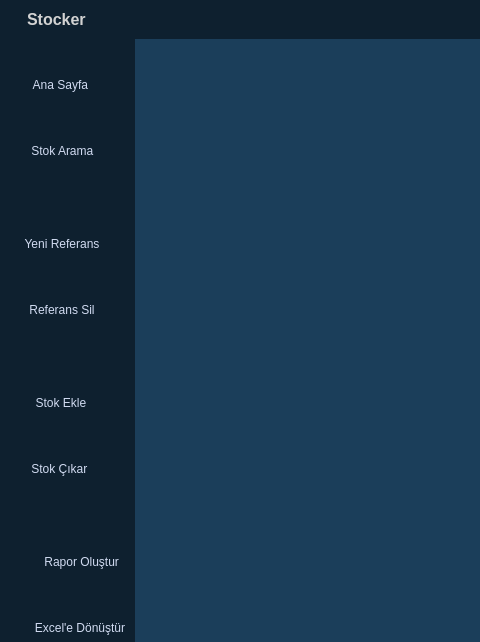
mstselcuk/Stocker, file Stocker.ui: the form before one commit; both pictures show x 0 to 480 and y 0 to 642 of the 1200 by 800 pixel window.
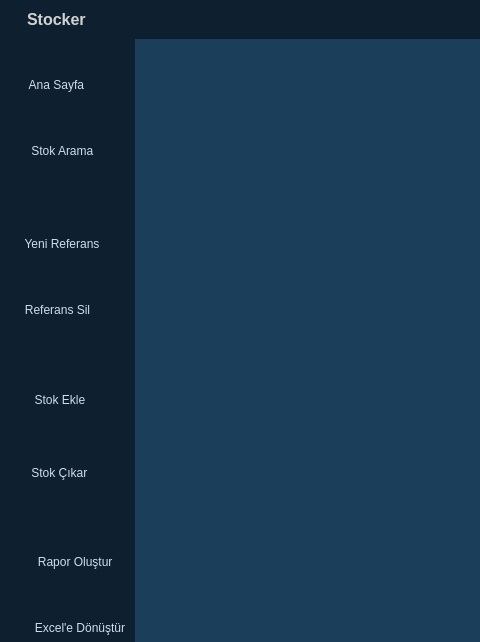
The form after the commit. Icons and pictures are not drawn.

Diff of the .ui file:
```diff
--- a/Stocker.ui
+++ b/Stocker.ui
@@ -384,7 +384,7 @@
                 <property name="bottomMargin">
                  <number>0</number>
                 </property>
-                <item>
+                <item alignment="Qt::AlignLeft">
                  <widget class="QToolButton" name="toolButton_AnaSayfa">
                   <property name="sizePolicy">
                    <sizepolicy hsizetype="Preferred" vsizetype="Fixed">
@@ -394,7 +394,7 @@
                   </property>
                   <property name="minimumSize">
                    <size>
-                    <width>22</width>
+                    <width>45</width>
                     <height>0</height>
                    </size>
                   </property>
@@ -565,7 +565,7 @@
                   </property>
                  </widget>
                 </item>
-                <item>
+                <item alignment="Qt::AlignLeft">
                  <widget class="QToolButton" name="toolButton_DelReferance">
                   <property name="sizePolicy">
                    <sizepolicy hsizetype="Preferred" vsizetype="Fixed">
@@ -573,6 +573,12 @@
                     <verstretch>0</verstretch>
                    </sizepolicy>
                   </property>
+                  <property name="minimumSize">
+                   <size>
+                    <width>43</width>
+                    <height>0</height>
+                   </size>
+                  </property>
                   <property name="maximumSize">
                    <size>
                     <width>16777215</width>
@@ -638,7 +644,7 @@
                 <property name="bottomMargin">
                  <number>0</number>
                 </property>
-                <item>
+                <item alignment="Qt::AlignLeft">
                  <widget class="QToolButton" name="toolButton_AddStock">
                   <property name="sizePolicy">
                    <sizepolicy hsizetype="Preferred" vsizetype="Fixed">
@@ -646,10 +652,16 @@
                     <verstretch>0</verstretch>
                    </sizepolicy>
                   </property>
+                  <property name="minimumSize">
+                   <size>
+                    <width>35</width>
+                    <height>0</height>
+                   </size>
+                  </property>
                   <property name="maximumSize">
                    <size>
                     <width>16777215</width>
-                    <height>40</height>
+                    <height>60</height>
                    </size>
                   </property>
                   <property name="cursor">
@@ -667,8 +679,8 @@
                   </property>
                   <property name="iconSize">
                    <size>
-                    <width>50</width>
-                    <height>50</height>
+                    <width>35</width>
+                    <height>60</height>
                    </size>
                   </property>
                   <property name="popupMode">
@@ -682,7 +694,7 @@
                   </property>
                  </widget>
                 </item>
-                <item>
+                <item alignment="Qt::AlignLeft">
                  <widget class="QToolButton" name="toolButton_DelStock">
                   <property name="sizePolicy">
                    <sizepolicy hsizetype="Preferred" vsizetype="Fixed">
@@ -690,10 +702,16 @@
                     <verstretch>0</verstretch>
                    </sizepolicy>
                   </property>
+                  <property name="minimumSize">
+                   <size>
+                    <width>35</width>
+                    <height>0</height>
+                   </size>
+                  </property>
                   <property name="maximumSize">
                    <size>
                     <width>16777215</width>
-                    <height>40</height>
+                    <height>60</height>
                    </size>
                   </property>
                   <property name="cursor">
@@ -711,8 +729,8 @@
                   </property>
                   <property name="iconSize">
                    <size>
-                    <width>50</width>
-                    <height>50</height>
+                    <width>35</width>
+                    <height>60</height>
                    </size>
                   </property>
                   <property name="toolButtonStyle">
@@ -752,7 +770,7 @@
                 <property name="bottomMargin">
                  <number>0</number>
                 </property>
-                <item>
+                <item alignment="Qt::AlignLeft">
                  <widget class="QToolButton" name="toolButton_Report">
                   <property name="sizePolicy">
                    <sizepolicy hsizetype="Preferred" vsizetype="Fixed">
@@ -760,6 +778,12 @@
                     <verstretch>0</verstretch>
                    </sizepolicy>
                   </property>
+                  <property name="minimumSize">
+                   <size>
+                    <width>35</width>
+                    <height>0</height>
+                   </size>
+                  </property>
                   <property name="maximumSize">
                    <size>
                     <width>16777215</width>
@@ -781,7 +805,7 @@
                   </property>
                   <property name="iconSize">
                    <size>
-                    <width>35</width>
+                    <width>26</width>
                     <height>35</height>
                    </size>
                   </property>
```
Left out of the diff: 32 changed lines with no effect on the pictures.
